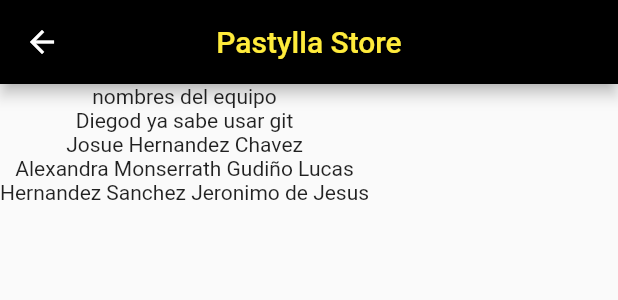
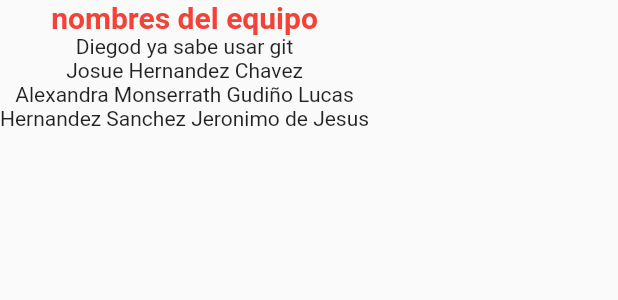
Before and after one commit to josuhdz2/catalogo_digital, a Flutter app: the HomePage widget shown alone on an empty page, opened directly, on a phone screen of 412 x 824 dp. Shown: the top 300 px of the screen. Run offline on Flutter 3.47's test engine with Material 2 defaults, Android fonts, the phone set to English and light mode, and no system bars.

Commit message:
actualizacio y agregacion de tabs

```diff
--- a/lib/main.dart
+++ b/lib/main.dart
@@ -1,4 +1,5 @@
 import 'package:flutter/material.dart';
+import 'package:pastylla_client/pages/TabsHomePage.dart';
 import 'package:pastylla_client/pages/TenisPage.dart';
 import 'package:pastylla_client/pages/homePage.dart';
 void main()
@@ -11,7 +12,7 @@ void main()
     initialRoute: '/',
     debugShowCheckedModeBanner: false,
     routes: {
-      '/':(context)=>const HomePage(),
+      '/':(context)=>const TabsHomePage(),
       '/tenis':(context)=>const TenisPage()
     },
    )
--- a/lib/pages/CategoryPage.dart
+++ b/lib/pages/CategoryPage.dart
@@ -1,8 +1,11 @@
+import 'package:flutter/material.dart';
 class CategoryPage extends StatelessWidget {
   const CategoryPage({super.key});
 
   @override
   Widget build(BuildContext context) {
-    return Container();
+    return const Center(
+      child: Text("pagina de categorias"),
+    );
   }
 }
--- a/lib/pages/HomePage.dart
+++ b/lib/pages/HomePage.dart
@@ -27,32 +27,25 @@ class _HomePageState extends State<HomePage> {
   @override
   Widget build(BuildContext context)
   {
-    return Scaffold
+    return const Column
     (
-      appBar: AppBar
-      (
-        backgroundColor: Colors.black,
-        centerTitle: true,
-        title: const Text
+      children:
+      [
+        Text
         (
-          "Pastylla Store",
+          "nombres del equipo",
           style: TextStyle
           (
-            color: Colors.yellow
+            color: Colors.red,
+            fontWeight: FontWeight.bold,
+            fontSize: 20
           ),
         ),
-      ),
-      body: const Column
-      (
-        children:
-        [
-          Text("nombres del equipo"),
-          Text("Diegod ya sabe usar git"),
-          Text("Josue Hernandez Chavez"),
-          Text("Alexandra Monserrath Gudiño Lucas"),
-          Text("Hernandez Sanchez Jeronimo de Jesus")
-        ],
-      )
+        Text("Diegod ya sabe usar git"),
+        Text("Josue Hernandez Chavez"),
+        Text("Alexandra Monserrath Gudiño Lucas"),
+        Text("Hernandez Sanchez Jeronimo de Jesus")
+      ],
     );
   }
 }
--- a/lib/pages/ProductPage.dart
+++ b/lib/pages/ProductPage.dart
@@ -1,3 +1,4 @@
+import 'package:flutter/material.dart';
 class ProductPage extends StatelessWidget {
   const ProductPage({Key? key}) : super(key: key);
 
--- a/lib/pages/SearchPage.dart
+++ b/lib/pages/SearchPage.dart
@@ -1,3 +1,4 @@
+import 'package:flutter/material.dart';
 class SearchPage extends StatelessWidget {
   const SearchPage({super.key});
 
```
Also changed, not shown: lib/pages/TabsHomePage.dart (added, +48 -0 lines), 1 other file.
